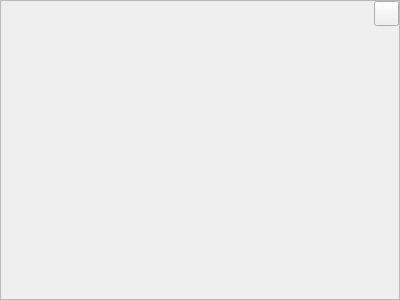
OpenDigitalTwin-Dev/FENGSim, file starter/FENGSim/SPC/SPCDockWidget.ui: the form before one commit.
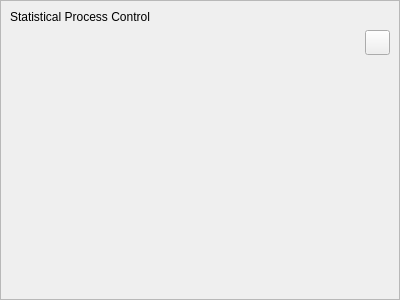
The form after the commit. Icons and pictures are not drawn.

```diff
--- a/starter/FENGSim/SPC/SPCDockWidget.ui
+++ b/starter/FENGSim/SPC/SPCDockWidget.ui
@@ -35,20 +35,24 @@
       <enum>QFrame::Raised</enum>
      </property>
      <layout class="QVBoxLayout" name="verticalLayout">
-      <property name="leftMargin">
-       <number>0</number>
-      </property>
-      <property name="topMargin">
-       <number>0</number>
-      </property>
-      <property name="rightMargin">
-       <number>0</number>
-      </property>
-      <property name="bottomMargin">
-       <number>0</number>
-      </property>
       <item>
        <layout class="QHBoxLayout" name="horizontalLayout_2">
+        <item>
+         <widget class="QLabel" name="label">
+          <property name="font">
+           <font>
+            <pointsize>9</pointsize>
+           </font>
+          </property>
+          <property name="text">
+           <string>Statistical Process Control</string>
+          </property>
+         </widget>
+        </item>
+       </layout>
+      </item>
+      <item>
+       <layout class="QHBoxLayout" name="horizontalLayout_3">
         <item>
          <spacer name="horizontalSpacer">
           <property name="orientation">
```
